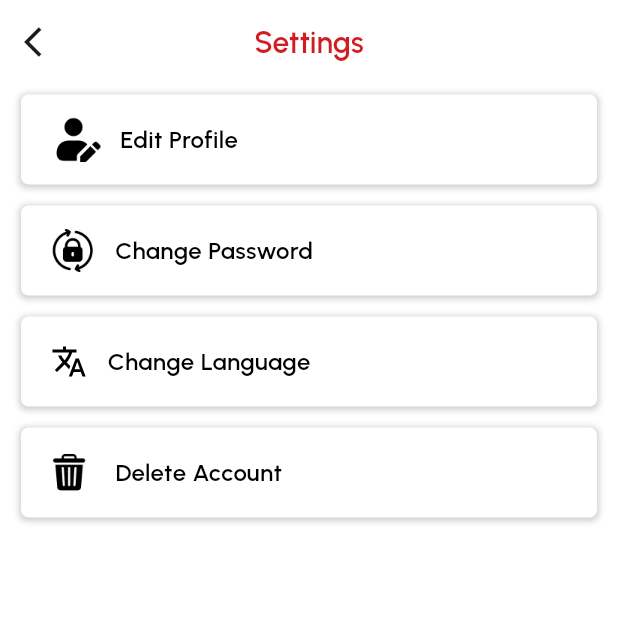
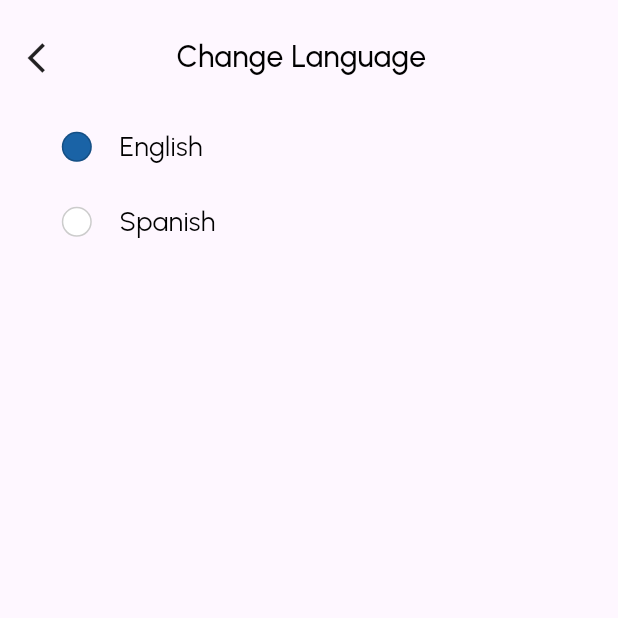
Before and after one commit to bdCalling-Sdt-hub/pet_app_extended, a Flutter app: the SettingsView screen opened directly, after a tap on "Change Language", on a phone screen of 412 x 824 dp, the top half of it. Run offline on Flutter 3.47's test engine with Material 3 defaults, Android fonts, the phone set to English and light mode, and no system bars; our stand-ins replace cached_network_image, connectivity_plus, dotted_border, flutter_dotenv, flutter_screenutil, flutter_svg and 15 more; missing offline and left inert: flutter_phone_direct_caller; accounts and stored records are empty; network calls fail.

Commit message:
translation is ongoing

```diff
--- /dev/null
+++ b/lib/views/screens/menu/views/change_language_screen.dart
@@ -0,0 +1,142 @@
+
+import 'package:felpus/helpers/prefs_helper.dart';
+import 'package:felpus/utils/app_color/app_colors.dart';
+import 'package:felpus/views/components/custom_text.dart';
+import 'package:flutter/foundation.dart';
+import 'package:flutter/material.dart';
+import 'package:flutter_screenutil/flutter_screenutil.dart';
+import 'package:get/get.dart';
+
+class ChangeLanguageScreen extends StatelessWidget {
+  ChangeLanguageScreen({super.key});
+
+  final List locale = [
+    {"name": "en", "countryCode": "US", "locale": const Locale("en", "US")},
+    {"name": "es", "countryCode": "ES", "locale": const Locale("es", "ES")},
+  ];
+
+  List languageList = [
+    "English",
+    "Spanish",
+  ];
+  RxInt selectedItem = 0.obs;
+  updateLanguage(Locale locale) {
+    Get.updateLocale(locale);
+  }
+
+
+  @override
+  Widget build(BuildContext context) {
+    selectedItem.value = PrefsHelper.localizationCountryCode == "US" ? 0 : 1;
+    return Scaffold(
+      body: SafeArea(
+        child: Padding(
+          padding: EdgeInsets.symmetric(horizontal: 16.w, vertical: 20.h),
+          child: Column(
+            children: [
+              Row(
+                mainAxisAlignment: MainAxisAlignment.spaceBetween,
+                children: [
+                  InkWell(
+                    onTap: () {
+                      Get.back();
+                    },
+                    child: Icon(Icons.arrow_back_ios),
+                  ),
+                  CustomText(
+                    text: "Change Language".tr,
+                    fontWeight: FontWeight.w500,
+                    fontSize: 20,
+                  ),
+                  SizedBox(width: 30.w),
+                ],
+              ),
+              SizedBox(
+                height: 20,
+              ),
+              Obx(() => Padding(
+                padding: EdgeInsets.only(left: 20.w),
+                child: Column(
+                  children: List.generate(
+                    languageList.length,
+                        (index) {
+                      return GestureDetector(
+                        onTap: () {
+                          selectedItem.value = index;
+                          PrefsHelper.localizationCountryCode = locale[index]["countryCode"];
+                          PrefsHelper.localizationLanguageCode = locale[index]["name"];
+                          Get.updateLocale(locale[index]["locale"]);
+                          PrefsHelper.setString(
+                              "localizationLanguageCode", PrefsHelper.localizationLanguageCode);
+                          PrefsHelper.setString(
+                              "localizationCountryCode", PrefsHelper.localizationCountryCode);
+
+
+                          if (kDebugMode) {
+                            print(
+                                "Language is: ---------------->> ${locale[index]["name"]}, ${locale[index]["locale"]}");
+                          }
+                        },
+                        child: SizedBox(
+                          height: 50,
+                          child: Row(
+                            children: [
+                              Container(
+                                height: 20,
+                                width: 20,
+                                decoration: BoxDecoration(
+                                  borderRadius: BorderRadius.circular(50),
+                                  border: Border.all(
+                                      color: Colors.black.withOpacity(.2),
+                                      width: 1),
+                                  color: index == selectedItem.value
+                                      ? AppColors.blue
+                                      : AppColors.white,
+                                ),
+                              ),
+                              CustomText(
+                                text: languageList[index],
+                                color: AppColors.black,
+                                fontSize: 18,
+                                fontWeight: FontWeight.w400,
+                                left: 16,
+                              ),
+                            ],
+                          ),
+                        ),
+                      );
+                    },
+                  ),
+                ),
+              )),
+            ],
+          ),
+        ),
+      ),
+    );
+  }
+
+  Row cardShortSelection(int value, String text) {
+    return Row(
+      children: [
+        Radio<int>(
+            materialTapTargetSize: MaterialTapTargetSize.shrinkWrap,
+            value: value,
+            groupValue: selectedItem.value,
+            activeColor: AppColors.black,
+            fillColor: MaterialStateProperty.all(AppColors.black),
+            splashRadius: 20,
+            onChanged: (value) {
+              selectedItem.value = value!.toInt();
+            },
+            visualDensity: VisualDensity(horizontal: -4, vertical: -2)),
+        SizedBox(width: 12.w),
+        CustomText(
+          text: text,
+          fontSize: 16,
+          color: AppColors.black,
+        )
+      ],
+    );
+  }
+}
--- a/lib/views/screens/menu/views/settings_view.dart
+++ b/lib/views/screens/menu/views/settings_view.dart
@@ -3,6 +3,7 @@ import 'package:felpus/extensions/extension.dart';
 import 'package:felpus/views/components/CustomPopUP/custom_pop_up.dart';
 import 'package:felpus/views/components/CustomPopUP/pop_up.dart';
 import 'package:felpus/views/components/custom_image.dart';
+import 'package:felpus/views/screens/menu/views/change_language_screen.dart';
 import 'package:flutter/material.dart';
 import 'package:get/get.dart';
 
@@ -114,7 +115,7 @@ class SettingsView extends GetView {
               padding: const EdgeInsets.symmetric(vertical: 7.0),
               child: GestureDetector(
                 onTap: (){
-
+                  Get.to(()=> ChangeLanguageScreen());
                 },
                 child: Container(
                   height: 60,
```
Also changed, not shown: lib/controllers/message_controller.dart (+57 -0 lines), lib/views/components/CustomPopUP/pop_up.dart (+85 -0 lines), lib/views/screens/message/message_view.dart (+8 -3 lines).
